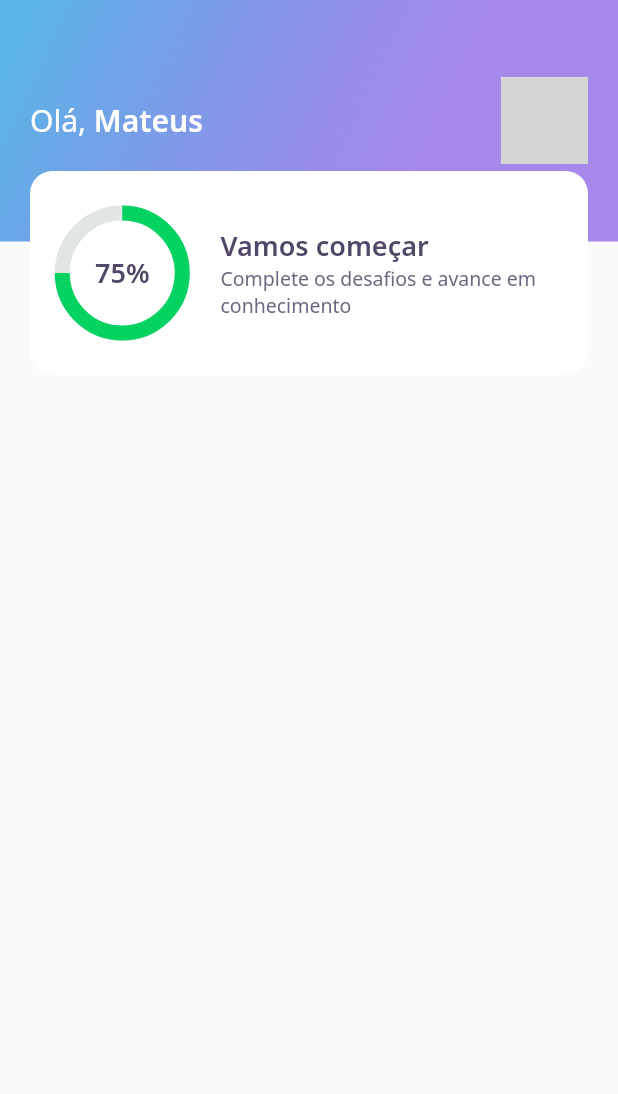
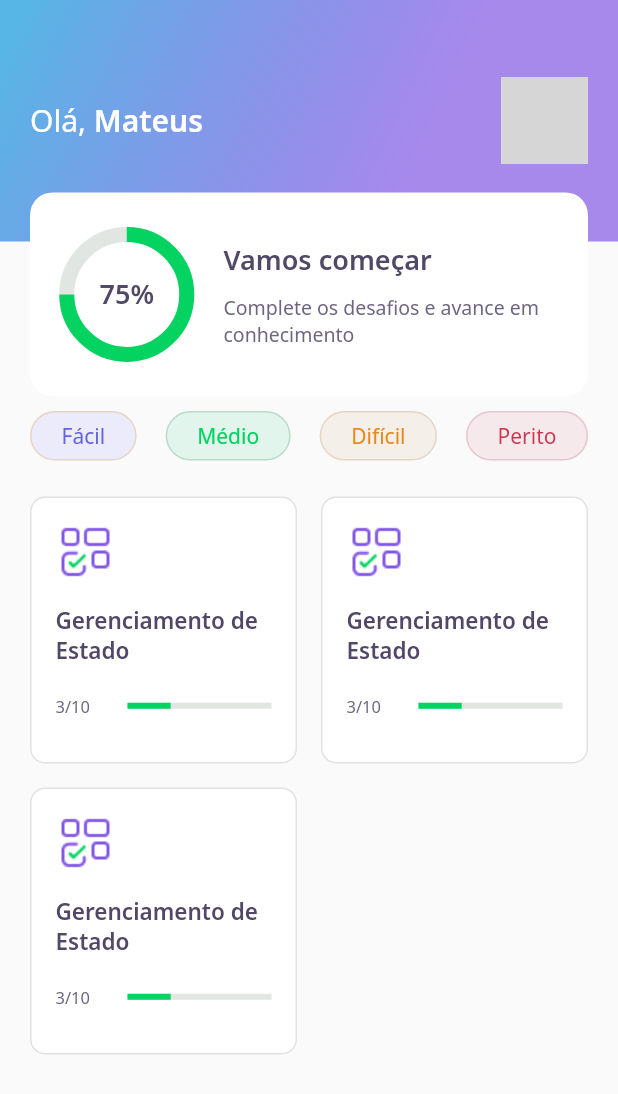
Before and after one commit to mateus-araujo/flutter-devquiz, a Flutter app: the screen it shows after launch, on a phone screen of 412 x 824 dp. Shown: the top 1094 px of the screen. Run offline on Flutter 3.47's test engine with Material 2 defaults, Android fonts, the phone set to English and light mode, and no system bars; our stand-ins replace google_fonts; network calls fail; grey boxes are pictures that could not be loaded.

Commit message:
feat(home-view): create quiz card and level button widgets

```diff
--- a/lib/src/app/pages/home/home_view.dart
+++ b/lib/src/app/pages/home/home_view.dart
@@ -1,4 +1,6 @@
 import 'package:devquiz/src/app/pages/home/widgets/app_bar/app_bar_widget.dart';
+import 'package:devquiz/src/app/pages/home/widgets/level_button/level_button_widget.dart';
+import 'package:devquiz/src/app/pages/home/widgets/quiz_card/quiz_card_widget.dart';
 import 'package:flutter/material.dart';
 
 class HomeView extends StatefulWidget {
@@ -11,6 +13,36 @@ class _HomeViewState extends State<HomeView> {
   Widget build(BuildContext context) {
     return Scaffold(
       appBar: AppBarWidget(),
+      body: Padding(
+        padding: const EdgeInsets.symmetric(horizontal: 20),
+        child: Column(
+          children: [
+            SizedBox(height: 24),
+            Row(
+              mainAxisAlignment: MainAxisAlignment.spaceBetween,
+              children: [
+                LevelButtonWidget.easy(),
+                LevelButtonWidget.medium(),
+                LevelButtonWidget.hard(),
+                LevelButtonWidget.expert(),
+              ],
+            ),
+            SizedBox(height: 24),
+            Expanded(
+              child: GridView.count(
+                crossAxisSpacing: 16,
+                mainAxisSpacing: 16,
+                crossAxisCount: 2,
+                children: [
+                  QuizCardWidget(),
+                  QuizCardWidget(),
+                  QuizCardWidget(),
+                ],
+              ),
+            )
+          ],
+        ),
+      ),
     );
   }
 }
--- a/lib/src/app/pages/home/widgets/app_bar/app_bar_widget.dart
+++ b/lib/src/app/pages/home/widgets/app_bar/app_bar_widget.dart
@@ -47,7 +47,7 @@ class AppBarWidget extends PreferredSize {
                   ),
                 ),
                 Align(
-                  alignment: Alignment(0.0, 1.0),
+                  alignment: Alignment(0.0, 1.25),
                   child: ScoreCardWidget(),
                 ),
               ],
--- /dev/null
+++ b/lib/src/app/pages/home/widgets/level_button/level_button_widget.dart
@@ -0,0 +1,61 @@
+import 'package:devquiz/src/app/theme/colors.dart';
+import 'package:flutter/material.dart';
+import 'package:google_fonts/google_fonts.dart';
+
+class LevelButtonWidget extends StatelessWidget {
+  final String label;
+
+  LevelButtonWidget.easy({this.label: 'Fácil'});
+  LevelButtonWidget.medium({this.label: 'Médio'});
+  LevelButtonWidget.hard({this.label: 'Difícil'});
+  LevelButtonWidget.expert({this.label: 'Perito'});
+
+  final config = {
+    "Fácil": {
+      "color": AppColors.levelButtonFacil,
+      "borderColor": AppColors.levelButtonBorderDificil,
+      "textColor": AppColors.levelButtonTextFacil,
+    },
+    "Médio": {
+      "color": AppColors.levelButtonMedio,
+      "borderColor": AppColors.levelButtonBorderMedio,
+      "textColor": AppColors.levelButtonTextMedio,
+    },
+    "Difícil": {
+      "color": AppColors.levelButtonDificil,
+      "borderColor": AppColors.levelButtonBorderDificil,
+      "textColor": AppColors.levelButtonTextDificil,
+    },
+    "Perito": {
+      "color": AppColors.levelButtonPerito,
+      "borderColor": AppColors.levelButtonBorderPerito,
+      "textColor": AppColors.levelButtonTextPerito,
+    },
+  };
+
+  Color get color => config[label]!['color']!;
+  Color get borderColor => config[label]!['borderColor']!;
+  Color get textColor => config[label]!['textColor']!;
+
+  @override
+  Widget build(BuildContext context) {
+    return Container(
+      decoration: BoxDecoration(
+        color: color,
+        border: Border.fromBorderSide(
+          BorderSide(color: borderColor),
+        ),
+        borderRadius: BorderRadius.circular(28),
+      ),
+      child: Padding(
+        padding: const EdgeInsets.symmetric(horizontal: 20, vertical: 6),
+        child: Text(
+          label,
+          style: GoogleFonts.notoSans(
+            color: textColor,
+          ),
+        ),
+      ),
+    );
+  }
+}
--- /dev/null
+++ b/lib/src/app/pages/home/widgets/quiz_card/quiz_card_widget.dart
@@ -0,0 +1,57 @@
+import 'package:devquiz/src/app/theme/colors.dart';
+import 'package:devquiz/src/app/theme/text_styles.dart';
+import 'package:devquiz/src/app/utils/app_images.dart';
+import 'package:flutter/material.dart';
+
+class QuizCardWidget extends StatelessWidget {
+  @override
+  Widget build(BuildContext context) {
+    return Container(
+      padding: EdgeInsets.all(16),
+      decoration: BoxDecoration(
+        border: Border.fromBorderSide(
+          BorderSide(color: AppColors.border),
+        ),
+        color: AppColors.white,
+        borderRadius: BorderRadius.circular(10),
+      ),
+      child: Column(
+        crossAxisAlignment: CrossAxisAlignment.start,
+        children: [
+          Container(
+            height: 40,
+            width: 40,
+            child: Image.asset(AppImages.blocks),
+          ),
+          SizedBox(height: 15),
+          Text(
+            "Gerenciamento de Estado",
+            style: AppTextStyles.heading15,
+          ),
+          SizedBox(height: 20),
+          Row(
+            children: [
+              Expanded(
+                flex: 1,
+                child: Text(
+                  "3/10",
+                  style: AppTextStyles.body11,
+                ),
+              ),
+              Expanded(
+                flex: 2,
+                child: LinearProgressIndicator(
+                  value: 0.3,
+                  backgroundColor: AppColors.chartSecondary,
+                  valueColor: AlwaysStoppedAnimation<Color>(
+                    AppColors.chartPrimary,
+                  ),
+                ),
+              )
+            ],
+          )
+        ],
+      ),
+    );
+  }
+}
--- a/lib/src/app/pages/home/widgets/score_card/score_card_widget.dart
+++ b/lib/src/app/pages/home/widgets/score_card/score_card_widget.dart
@@ -15,8 +15,9 @@ class ScoreCardWidget extends StatelessWidget {
           borderRadius: BorderRadius.circular(15),
         ),
         child: Padding(
-          padding: const EdgeInsets.symmetric(horizontal: 20),
+          padding: const EdgeInsets.symmetric(horizontal: 24),
           child: Row(
+            mainAxisAlignment: MainAxisAlignment.center,
             crossAxisAlignment: CrossAxisAlignment.center,
             children: [
               Expanded(
@@ -31,9 +32,12 @@ class ScoreCardWidget extends StatelessWidget {
                     mainAxisAlignment: MainAxisAlignment.center,
                     crossAxisAlignment: CrossAxisAlignment.start,
                     children: [
-                      Text(
-                        'Vamos começar',
-                        style: AppTextStyles.heading,
+                      Padding(
+                        padding: const EdgeInsets.only(bottom: 10),
+                        child: Text(
+                          'Vamos começar',
+                          style: AppTextStyles.heading,
+                        ),
                       ),
                       Text(
                         'Complete os desafios e avance em conhecimento',
```
